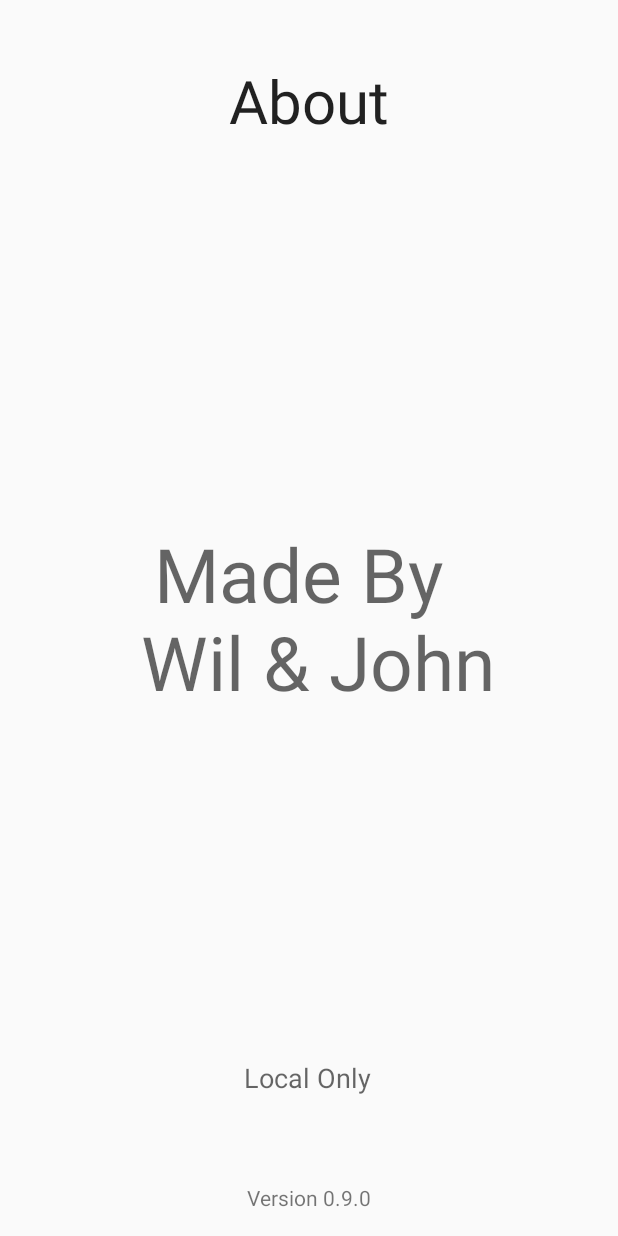
After one commit to baxter-cs/baxter-app, an Android app: the AboutActivity screen opened directly, with no data from a screen before it, on a phone screen of 412 x 824 dp. The commit adds this screen. Run offline under Robolectric (Android 15) with nearby library versions, the phone set to English and light mode, and no system bars.

Commit message:
Added About Page

```diff
--- a/Flex/app/src/main/AndroidManifest.xml
+++ b/Flex/app/src/main/AndroidManifest.xml
@@ -23,8 +23,9 @@
             android:parentActivityName=".FlexActivity">
             <meta-data
                 android:name="android.support.PARENT_ACTIVITY"
-                android:value=".FlexActivity"/>
+                android:value=".FlexActivity" />
         </activity>
+        <activity android:name=".AboutActivity"></activity>
     </application>
 
 </manifest>
--- /dev/null
+++ b/Flex/app/src/main/java/org/baxter_academy/flex/AboutActivity.java
@@ -0,0 +1,13 @@
+package org.baxter_academy.flex;
+
+import android.support.v7.app.AppCompatActivity;
+import android.os.Bundle;
+
+public class AboutActivity extends AppCompatActivity {
+
+    @Override
+    protected void onCreate(Bundle savedInstanceState) {
+        super.onCreate(savedInstanceState);
+        setContentView(R.layout.about_layout);
+    }
+}
--- a/Flex/app/src/main/java/org/baxter_academy/flex/FlexActivity.java
+++ b/Flex/app/src/main/java/org/baxter_academy/flex/FlexActivity.java
@@ -143,6 +143,8 @@ public class FlexActivity extends AppCompatActivity {
 
         switch (id) {
             case R.id.action_settings:
+                Intent aboutActivity = new Intent(FlexActivity.this, AboutActivity.class);
+                startActivity(aboutActivity);
                 return true;
             case R.id.id_add:
                 Intent addTask = new Intent(FlexActivity.this, AddTaskActivity.class);
--- /dev/null
+++ b/Flex/app/src/main/res/layout/about_layout.xml
@@ -0,0 +1,54 @@
+<?xml version="1.0" encoding="utf-8"?>
+<RelativeLayout xmlns:android="http://schemas.android.com/apk/res/android"
+    xmlns:tools="http://schemas.android.com/tools"
+    android:layout_width="match_parent"
+    android:layout_height="match_parent"
+    android:paddingBottom="@dimen/activity_vertical_margin"
+    android:paddingLeft="@dimen/activity_horizontal_margin"
+    android:paddingRight="@dimen/activity_horizontal_margin"
+    android:paddingTop="@dimen/activity_vertical_margin"
+    tools:context="org.baxter_academy.flex.AboutActivity">
+
+    <TextView
+        android:layout_width="wrap_content"
+        android:layout_height="wrap_content"
+        android:textAppearance="?android:attr/textAppearanceLarge"
+        android:text="About"
+        android:textSize="40dp"
+        android:gravity="center"
+        android:id="@+id/textView"
+        android:layout_marginTop="24dp"
+        android:layout_alignParentTop="true"
+        android:layout_centerHorizontal="true" />
+
+    <TextView
+        android:layout_width="wrap_content"
+        android:layout_height="wrap_content"
+        android:textAppearance="?android:attr/textAppearanceSmall"
+        android:text="@string/app_version_number"
+        android:id="@+id/textView2"
+        android:layout_alignParentBottom="true"
+        android:layout_centerHorizontal="true" />
+
+    <TextView
+        android:layout_width="wrap_content"
+        android:layout_height="wrap_content"
+        android:textAppearance="?android:attr/textAppearanceMedium"
+        android:text="@string/made_by"
+        android:textSize="50dp"
+        android:gravity="center"
+        android:id="@+id/textView3"
+        android:layout_centerVertical="true"
+        android:layout_centerHorizontal="true" />
+
+    <TextView
+        android:layout_width="wrap_content"
+        android:layout_height="wrap_content"
+        android:textAppearance="?android:attr/textAppearanceMedium"
+        android:text="@string/type_of_build"
+        android:id="@+id/textView4"
+        android:layout_marginBottom="58dp"
+        android:layout_above="@+id/textView2"
+        android:layout_alignRight="@+id/textView2"
+        android:layout_alignEnd="@+id/textView2" />
+</RelativeLayout>
--- a/Flex/app/src/main/res/values/strings.xml
+++ b/Flex/app/src/main/res/values/strings.xml
@@ -3,10 +3,14 @@
 
     <string name="hello_world">Hello World!</string>
 
-    <string name="action_settings">Settings</string>
+    <string name="action_settings">About</string>
     <string name="title_search">Search</string>
     <string name="add_task">Add a Task</string>
     <string name="title_share">Share</string>
+
+    <string name="made_by">Made By \n Wil &amp; John</string>
+    <string name="type_of_build">Local Only</string>
+    <string name="app_version_number">Version 0.9.0</string>
 
     <string name="title_todo">To Do</string>
     <string name="title_doing">In Process</string>
```
